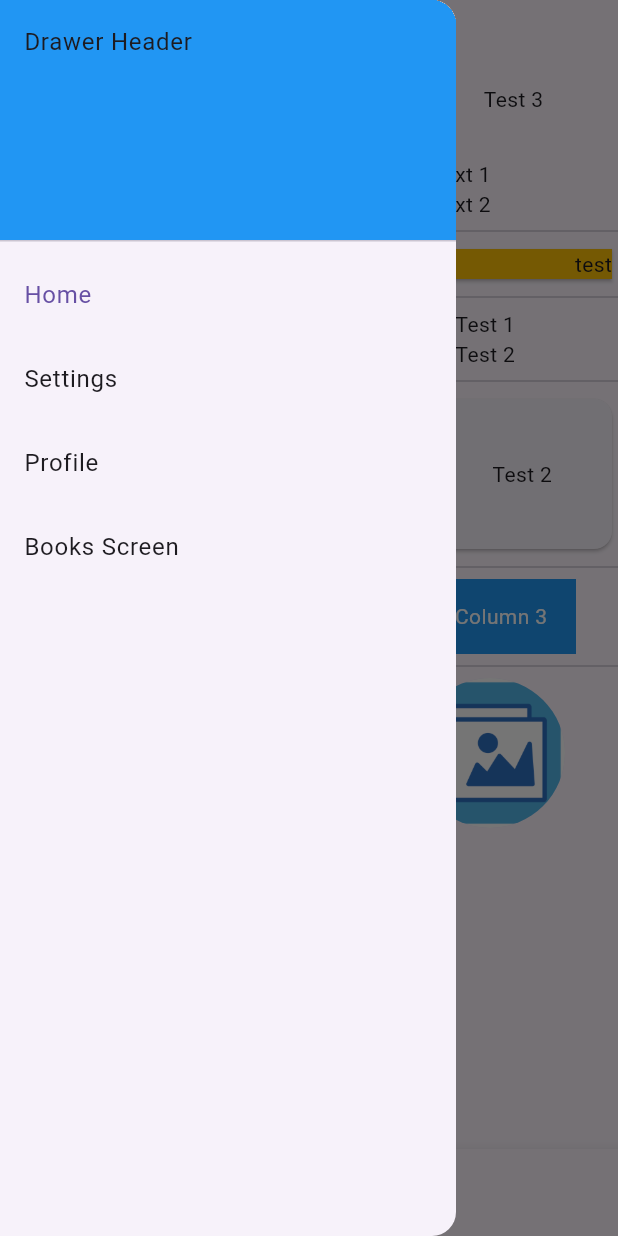
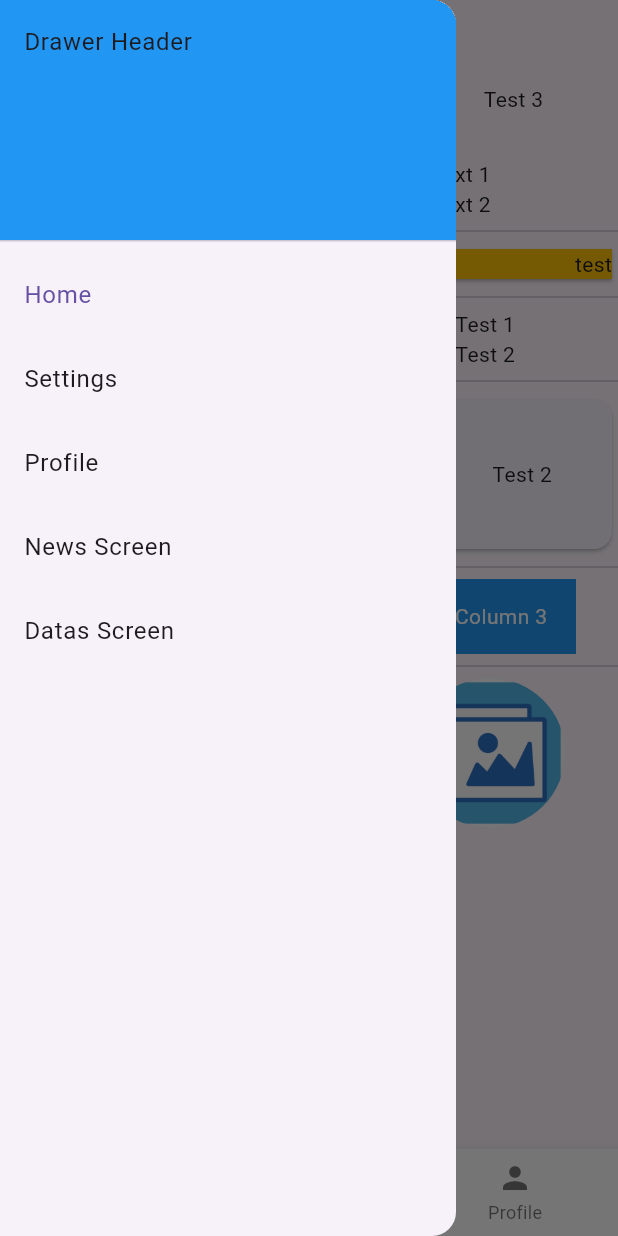
Before and after one commit to firmangel8/my_app, a Flutter app: the screen it shows after launch, with the side drawer open, on a phone screen of 412 x 824 dp. Run offline on Flutter 3.47's test engine with Material 3 defaults, Android fonts, the phone set to English and light mode, and no system bars; our stand-ins replace flutter_slidable, flutter_svg, google_fonts, image_picker, sqflite; accounts and stored records are empty.

Commit message:
add data post and pick image from galery and camera

```diff
--- /dev/null
+++ b/lib/dto/datas.dart
@@ -0,0 +1,30 @@
+class Datas {
+  final int idDatas;
+  final String name;
+  final String? imageUrl;
+  final DateTime createdAt;
+  final DateTime updatedAt;
+  final DateTime? deletedAt;
+
+  Datas({
+    required this.idDatas,
+    required this.name,
+    this.imageUrl,
+    required this.createdAt,
+    required this.updatedAt,
+    this.deletedAt,
+  });
+
+  factory Datas.fromJson(Map<String, dynamic> json) {
+    return Datas(
+      idDatas: json['id_datas'] as int,
+      name: json['name'] as String,
+      imageUrl: json['image_url'] as String?,
+      createdAt: DateTime.parse(json['created_at'] as String),
+      updatedAt: DateTime.parse(json['updated_at'] as String),
+      deletedAt: json['deleted_at'] != null
+          ? DateTime.parse(json['deleted_at'] as String)
+          : null,
+    );
+  }
+}
--- a/lib/endpoints/endpoints.dart
+++ b/lib/endpoints/endpoints.dart
@@ -2,5 +2,8 @@ class Endpoints {
   static const String baseURL =
       "https://66038e2c2393662c31cf2e7d.mockapi.io/api/v1";
 
+  static const String baseURLLive = "https://simobile.singapoly.com";
+
   static const String news = "$baseURL/news";
+  static const String datas = "$baseURLLive/api/datas";
 }
--- a/lib/main.dart
+++ b/lib/main.dart
@@ -2,6 +2,8 @@ import 'package:flutter/material.dart';
 import 'package:my_app/screens/home_screen.dart';
 import 'package:my_app/screens/news_screen.dart';
 import 'package:my_app/screens/routes/BooksScreen/books_screen.dart';
+import 'package:my_app/screens/routes/DatasScreen/datas_screen.dart';
+import 'package:my_app/screens/routes/FormScreen/form_screen.dart';
 import 'package:my_app/screens/routes/SecondScreen/custom_screen.dart';
 import 'package:my_app/screens/routes/SecondScreen/second_screen.dart';
 import 'package:my_app/screens/setting_screen.dart';
@@ -21,12 +23,16 @@ class MyApp extends StatelessWidget {
       theme: ThemeData(
         primarySwatch: Colors.blue,
       ),
-      home: const MyHomePage(title: 'Home Screen'),
+      // home: const MyHomePage(title: 'Home Screen'),
+      initialRoute: '/',
       routes: {
+        '/': (context) => const MyHomePage(title: 'Home Screen'),
         '/second-screen': (context) => const SecondScreen(),
         '/custom-screen': (context) => const CustomScreen(),
         '/news-screen': (context) => const NewsScreen(),
-        '/books-screen': (context) => const BooksScreen()
+        '/books-screen': (context) => const BooksScreen(),
+        '/form-screen': (context) => const FormScreen(),
+        '/datas-screen': (context) => const DatasScreen(),
       },
     );
   }
@@ -48,14 +54,12 @@ class _MyHomePageState extends State<MyHomePage> {
     const HomeScreen(),
     const SettingScreen(),
     const ProfileScreen(),
-    const BooksScreen(),
   ];
 
   final List<String> _appBarTitles = const [
     'Home',
     'Settings',
     'Profile',
-    'Book Screen',
   ]; // List of titles corresponding to each screen
 
   void _onItemTapped(int index) {
@@ -117,22 +121,14 @@ class _MyHomePageState extends State<MyHomePage> {
                 Navigator.pop(context);
               },
             ),
-            ListTile(
-              title: const Text('Books Screen'),
-              selected: _selectedIndex == 3,
-              onTap: () {
-                // Update the state of the app
-                _onItemTapped(3);
-                // // Then close the drawer
-                Navigator.pop(context);
-              },
-            ),
+            listTilePush(context, 'News Screen', '/news-screen'),
+            listTilePush(context, 'Datas Screen', '/datas-screen'),
           ],
         ),
       ),
       body: _screens[_selectedIndex],
       bottomNavigationBar: BottomNavigationBar(
-        backgroundColor: Colors.grey,
+        backgroundColor: Colors.white,
         items: const <BottomNavigationBarItem>[
           BottomNavigationBarItem(
             icon: Icon(Icons.home),
@@ -146,10 +142,6 @@ class _MyHomePageState extends State<MyHomePage> {
             icon: Icon(Icons.person),
             label: 'Profile',
           ),
-          BottomNavigationBarItem(
-            icon: Icon(Icons.person),
-            label: 'Book Screen',
-          ),
         ],
         currentIndex: _selectedIndex,
         selectedItemColor: Colors.blue,
@@ -157,4 +149,16 @@ class _MyHomePageState extends State<MyHomePage> {
       ),
     );
   }
+
+  ListTile listTilePush(
+      BuildContext context, String screenName, String routesname) {
+    return ListTile(
+      title: Text(screenName),
+      selected: _selectedIndex == 2,
+      onTap: () {
+        Navigator.pop(context);
+        Navigator.pushNamed(context, routesname);
+      },
+    );
+  }
 }
--- a/lib/services/data_service.dart
+++ b/lib/services/data_service.dart
@@ -1,4 +1,5 @@
 import 'package:http/http.dart' as http;
+import 'package:my_app/dto/datas.dart';
 import 'dart:convert';
 
 import 'package:my_app/dto/news.dart';
@@ -13,6 +14,19 @@ class DataService {
     } else {
       // Handle error
       throw Exception('Failed to load news');
+    }
+  }
+
+  static Future<List<Datas>> fetchDatas() async {
+    final response = await http.get(Uri.parse(Endpoints.datas));
+    if (response.statusCode == 200) {
+      final data = jsonDecode(response.body) as Map<String, dynamic>;
+      return (data['datas'] as List<dynamic>)
+          .map((item) => Datas.fromJson(item as Map<String, dynamic>))
+          .toList();
+    } else {
+      // Handle error
+      throw Exception('Failed to load data');
     }
   }
 
--- a/pubspec.yaml
+++ b/pubspec.yaml
@@ -41,6 +41,8 @@ dependencies:
   path: ^1.8.3
   path_provider: ^2.1.2
   flutter_slidable: ^3.1.0
+  google_fonts: 6.1.0
+  image_picker: ^1.0.8
 
 dev_dependencies:
   flutter_test:
```
Also changed, not shown: lib/components/bottom_up_transition.dart (added, +18 -0 lines), lib/screens/routes/DatasScreen/datas_screen.dart (added, +99 -0 lines), lib/screens/routes/FormScreen/form_screen.dart (added, +248 -0 lines), pubspec.lock, 5 other files.
